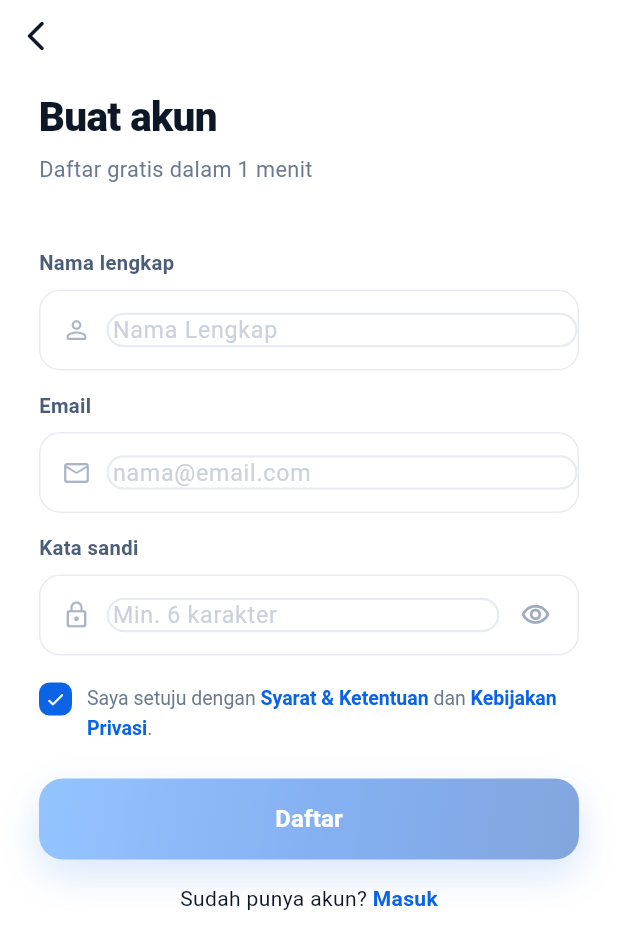
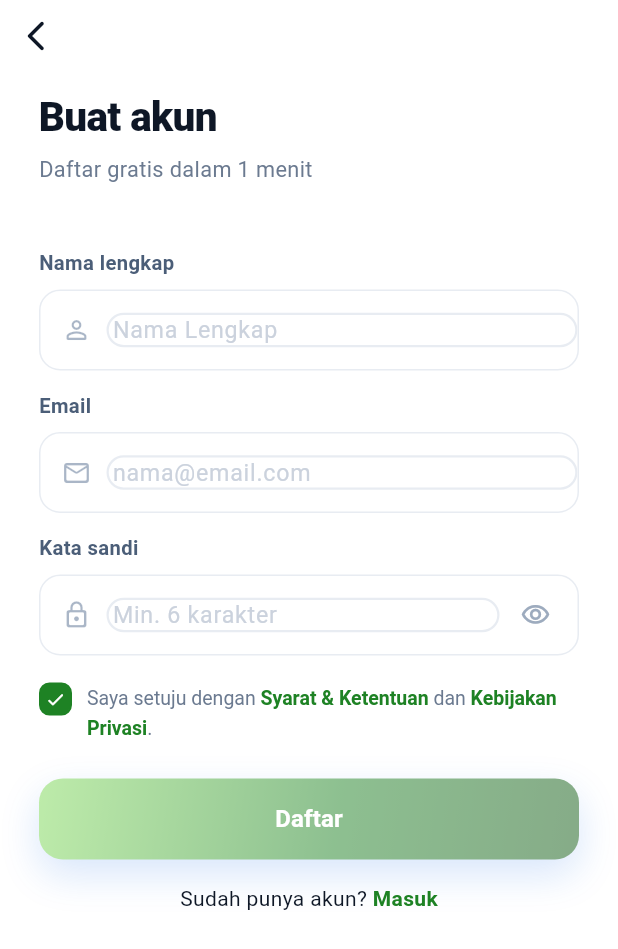
Before and after one commit to Muh-Arifin26/Dompet-Ku, a Flutter app: the screen it shows after launch, after a tap on "Buat Akun Baru", on a phone screen of 412 x 824 dp. Shown: the top 949 px of the screen. Run offline on Flutter 3.47's test engine with Material 3 defaults, Android fonts, the phone set to English and light mode, and no system bars; our stand-ins replace app_links, dio, equatable, firebase_auth, firebase_core, flutter_bloc and 8 more; missing offline and left inert: mobile_scanner; accounts and stored records are empty; Roboto replaces fonts that are missing (PlusJakartaSans).

Commit message:
feat : merubah warna tema menyesuaikan dengan logo aplikasi agar sedikit kelihatan lebih menarik

```diff
--- a/lib/core/theme/app_colors.dart
+++ b/lib/core/theme/app_colors.dart
@@ -1,12 +1,12 @@
 import 'package:flutter/material.dart';
 
 class AppColors {
-  // Primary Blue
-  static const Color primary = Color(0xFF0B63E5);
-  static const Color primaryLight = Color(0xFF2C8BFF);
-  static const Color primaryDark = Color(0xFF0A4FBF);
-  static const Color primarySurface = Color(0xFFE8F1FD);
-  static const Color primaryBorder = Color(0xFFB8D0F7);
+  // Primary Green (Hijau Ketupat Gradient)
+  static const Color primary = Color(0xFF1E8224);
+  static const Color primaryLight = Color(0xFF7ED957);
+  static const Color primaryDark = Color(0xFF0F5A13);
+  static const Color primarySurface = Color(0xFFEAF8EB);
+  static const Color primaryBorder = Color(0xFFC0EBC3);
 
   // Semantic
   static const Color green = Color(0xFF16A571);
--- a/lib/presentation/widgets/biometric_overlay.dart
+++ b/lib/presentation/widgets/biometric_overlay.dart
@@ -101,7 +101,9 @@ class _BiometricOverlayState extends State<BiometricOverlay>
         // Layer Kunci Pengaman
         Positioned.fill(
           child: Container(
-            color: AppColors.ink.withOpacity(0.96), // Warna gelap solid untuk privasi
+            decoration: const BoxDecoration(
+              gradient: AppColors.primaryGradient, // 🔥 Ubah ke gradient sesuai logo/tema
+            ),
             child: Scaffold(
               backgroundColor: Colors.transparent,
               body: SafeArea(
@@ -111,22 +113,22 @@ class _BiometricOverlayState extends State<BiometricOverlay>
                     mainAxisAlignment: MainAxisAlignment.center,
                     children: [
                       const Spacer(),
-                      // Icon Gembok / Sidik Jari dengan Efek Glowing
+                      // Icon Gembok / Sidik Jari dengan Efek Glowing Putih
                       Container(
                         width: 90,
                         height: 90,
                         decoration: BoxDecoration(
                           shape: BoxShape.circle,
-                          color: AppColors.primary.withOpacity(0.12),
+                          color: Colors.white.withOpacity(0.15),
                           border: Border.all(
-                            color: AppColors.primary.withOpacity(0.3),
+                            color: Colors.white.withOpacity(0.4),
                             width: 2,
                           ),
                         ),
                         child: const Icon(
                           Icons.fingerprint_rounded,
                           size: 56,
-                          color: AppColors.primary,
+                          color: Colors.white,
                         ),
                       ),
                       const SizedBox(height: 28),
@@ -146,7 +148,7 @@ class _BiometricOverlayState extends State<BiometricOverlay>
                         style: TextStyle(
                           fontFamily: 'PlusJakartaSans',
                           fontSize: 14,
-                          color: Colors.white60,
+                          color: Colors.white70,
                           height: 1.5,
                         ),
                       ),
@@ -158,7 +160,7 @@ class _BiometricOverlayState extends State<BiometricOverlay>
                         child: ElevatedButton.icon(
                           onPressed: _authenticate,
                           style: ElevatedButton.styleFrom(
-                            backgroundColor: AppColors.primary,
+                            backgroundColor: Colors.white, // 🔥 Tombol putih kontras dengan gradient
                             shape: RoundedRectangleBorder(
                               borderRadius: BorderRadius.circular(16),
                             ),
@@ -168,18 +170,18 @@ class _BiometricOverlayState extends State<BiometricOverlay>
                                   width: 20,
                                   height: 20,
                                   child: CircularProgressIndicator(
-                                    color: Colors.white,
+                                    color: AppColors.primary,
                                     strokeWidth: 2,
                                   ),
                                 )
-                              : const Icon(Icons.lock_open_rounded, color: Colors.white),
+                              : const Icon(Icons.lock_open_rounded, color: AppColors.primary),
                           label: Text(
                             _isAuthenticating ? 'Menunggu Sidik Jari...' : 'Buka Kunci',
                             style: const TextStyle(
                               fontFamily: 'PlusJakartaSans',
                               fontWeight: FontWeight.w700,
                               fontSize: 16,
-                              color: Colors.white,
+                              color: AppColors.primary,
                             ),
                           ),
                         ),
```
